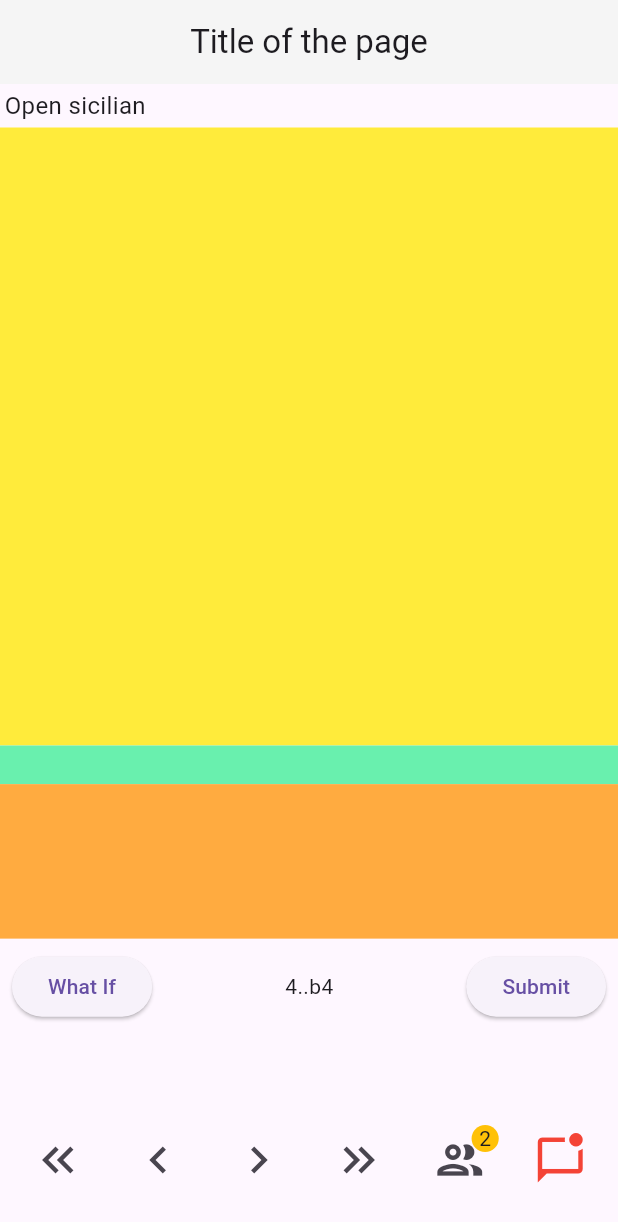
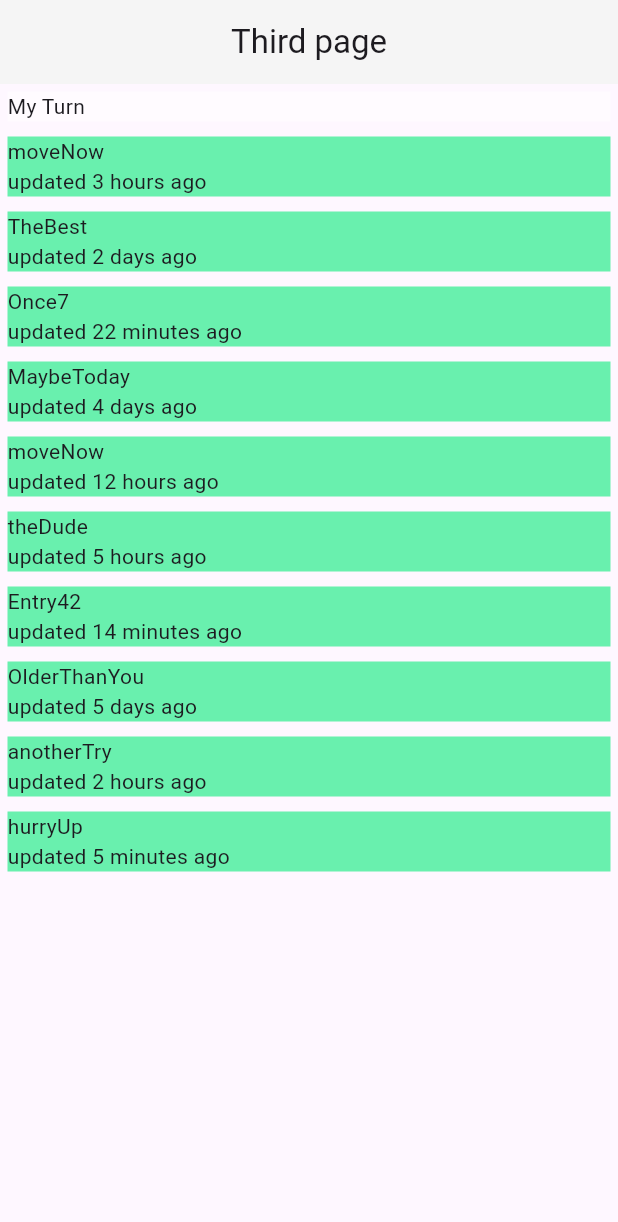
Before and after one commit to lucorn/flutter_layouts, a Flutter app: the screen it shows after launch, on a phone screen of 412 x 824 dp. Shown: the top 1222 px of the screen. Run offline on Flutter 3.47's test engine with Material 3 defaults, Android fonts, the light colour scheme and no system bars; drawn by our look-alikes of badges.

Commit message:
the third page

```diff
--- a/lib/main.dart
+++ b/lib/main.dart
@@ -1,6 +1,7 @@
 import 'package:flutter/material.dart';
 import 'package:flutter_layouts/pages/first_page.dart';
 import 'package:flutter_layouts/pages/second_page.dart';
+import 'package:flutter_layouts/pages/third_page.dart';
 
 void main() {
   runApp(const MyApp());
@@ -17,11 +18,12 @@
           useMaterial3: true,
           primarySwatch: Colors.purple,
         ),
-        initialRoute: '/first',
+        initialRoute: '/third',
         showPerformanceOverlay: false,
         routes: {
           '/first': (context) => const FirstPage(),
           '/second': (context) => const SecondPage(),
+          '/third': (context) => ThirdPage(),
         });
   }
 }
--- /dev/null
+++ b/lib/pages/third_page.dart
@@ -0,0 +1,78 @@
+import 'package:flutter/material.dart';
+import 'package:badges/badges.dart' as badges;
+
+class Item {
+  String name;
+  String subtitle;
+
+  bool completed;
+
+  Item({required this.name, required this.subtitle, required this.completed});
+}
+
+class ThirdPage extends StatelessWidget {
+  ThirdPage({super.key}) {
+    // load the list of items
+    items.add(Item(
+        name: 'theDude', subtitle: 'updated moments ago', completed: false));
+    items.add(Item(
+        name: 'moveNow', subtitle: 'updated 3 hours ago', completed: false));
+    items.add(Item(
+        name: 'TheBest', subtitle: 'updated 2 days ago', completed: false));
+    items.add(Item(
+        name: 'Once7', subtitle: 'updated 22 minutes ago', completed: false));
+    items.add(Item(
+        name: 'MaybeToday', subtitle: 'updated 4 days ago', completed: true));
+    items.add(Item(
+        name: 'moveNow', subtitle: 'updated 12 hours ago', completed: true));
+    items.add(Item(
+        name: 'theDude', subtitle: 'updated 5 hours ago', completed: true));
+    items.add(Item(
+        name: 'Entry42', subtitle: 'updated 14 minutes ago', completed: true));
+    items.add(Item(
+        name: 'OlderThanYou', subtitle: 'updated 5 days ago', completed: true));
+    items.add(Item(
+        name: 'anotherTry', subtitle: 'updated 2 hours ago', completed: true));
+    items.add(Item(
+        name: 'hurryUp', subtitle: 'updated 5 minutes ago', completed: true));
+  }
+
+  List<Item> items = [];
+
+  @override
+  Widget build(BuildContext context) {
+    return Scaffold(
+      appBar: AppBar(
+        title: const Text('Third page'),
+        centerTitle: true,
+        backgroundColor: Colors.grey[100],
+      ),
+      body: ListView.builder(
+        itemCount: items.length,
+        itemBuilder: (BuildContext context, int index) {
+          Item item = items[index];
+
+          if (index == 0) {
+            return Container(
+              color: Colors.white54,
+              margin: EdgeInsets.all(5),
+              child: Text('My Turn'),
+            );
+          }
+
+          return Container(
+            color: Colors.greenAccent,
+            margin: EdgeInsets.all(5),
+            child: Column(
+              crossAxisAlignment: CrossAxisAlignment.start,
+              children: [
+                Text(item.name),
+                Text(item.subtitle),
+              ],
+            ),
+          );
+        },
+      ),
+    );
+  }
+}
```
